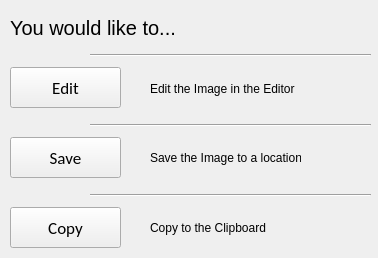
mskonline/PixShot, file src/interface/widgets/actionwidget.ui: the form before one commit.
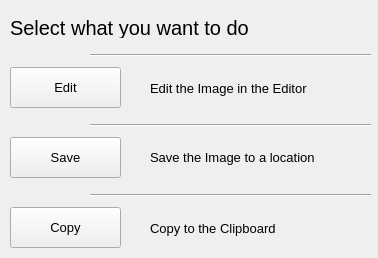
The form after the commit.

```diff
--- a/src/interface/widgets/actionwidget.ui
+++ b/src/interface/widgets/actionwidget.ui
@@ -24,8 +24,8 @@
    </property>
    <property name="font">
     <font>
-     <family>Calibri</family>
-     <pointsize>13</pointsize>
+     <family>Arial</family>
+     <pointsize>10</pointsize>
      <weight>50</weight>
      <bold>false</bold>
      <stylestrategy>PreferAntialias</stylestrategy>
@@ -46,8 +46,8 @@
    </property>
    <property name="font">
     <font>
-     <family>Calibri</family>
-     <pointsize>13</pointsize>
+     <family>Arial</family>
+     <pointsize>10</pointsize>
      <stylestrategy>PreferAntialias</stylestrategy>
     </font>
    </property>
@@ -66,8 +66,8 @@
    </property>
    <property name="font">
     <font>
-     <family>Calibri</family>
-     <pointsize>13</pointsize>
+     <family>Arial</family>
+     <pointsize>10</pointsize>
      <stylestrategy>PreferAntialias</stylestrategy>
     </font>
    </property>
@@ -119,17 +119,18 @@
     <rect>
      <x>10</x>
      <y>17</y>
-     <width>191</width>
+     <width>251</width>
      <height>21</height>
     </rect>
    </property>
    <property name="font">
     <font>
+     <family>Arial</family>
      <pointsize>15</pointsize>
     </font>
    </property>
    <property name="text">
-    <string>You would like to...</string>
+    <string>Select what you want to do</string>
    </property>
   </widget>
   <widget class="QLabel" name="label_2">
@@ -141,6 +142,12 @@
      <height>31</height>
     </rect>
    </property>
+   <property name="font">
+    <font>
+     <family>Arial</family>
+     <pointsize>10</pointsize>
+    </font>
+   </property>
    <property name="text">
     <string>Edit the Image in the Editor</string>
    </property>
@@ -150,10 +157,16 @@
     <rect>
      <x>150</x>
      <y>147</y>
-     <width>151</width>
+     <width>171</width>
      <height>21</height>
     </rect>
    </property>
+   <property name="font">
+    <font>
+     <family>Arial</family>
+     <pointsize>10</pointsize>
+    </font>
+   </property>
    <property name="text">
     <string>Save the Image to a location</string>
    </property>
@@ -167,6 +180,12 @@
      <height>16</height>
     </rect>
    </property>
+   <property name="font">
+    <font>
+     <family>Arial</family>
+     <pointsize>10</pointsize>
+    </font>
+   </property>
    <property name="text">
     <string>Copy to the Clipboard</string>
    </property>
```
